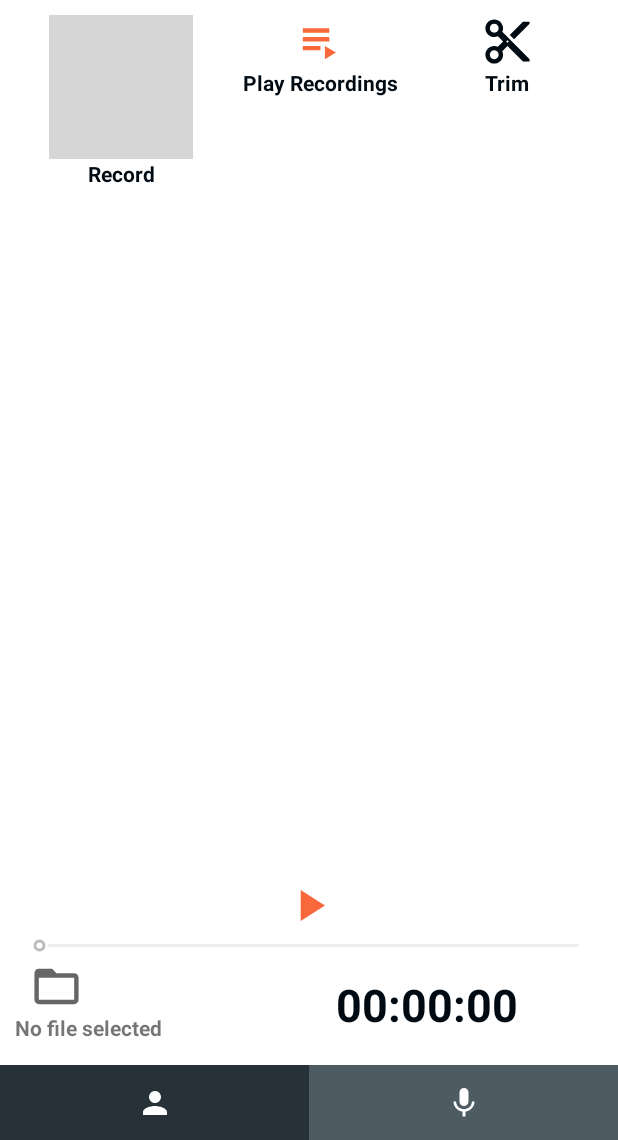
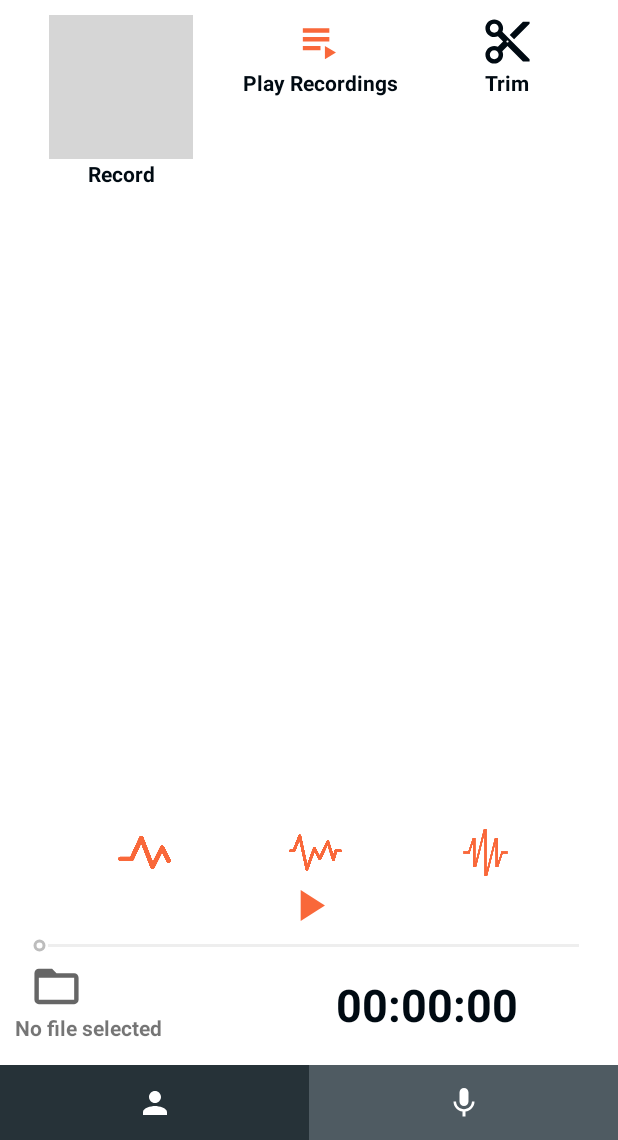
Before and after one commit to SoroushMehraban/Audiogram, an Android app: the screen it shows after launch (MainActivity), after a tap on an icon or button, on a phone screen of 412 x 824 dp, the part 96-1236 px from its top. Run offline under Robolectric (Android 15) with nearby library versions, the phone set to English and light mode, and no system bars; our stand-ins replace sdp/ssp sizes; libraries missing offline, so code that uses them is left out: com.arthenica.mobileffmpeg; plain views replace RangeSeekBar; grey boxes are pictures that could not be loaded.

Commit message:
add high pitch low pitch normal pitch

```diff
--- a/app/src/main/java/com/reglardo/audiogram/MainActivity.kt
+++ b/app/src/main/java/com/reglardo/audiogram/MainActivity.kt
@@ -30,6 +30,12 @@ import com.google.android.material.dialog.MaterialAlertDialogBuilder
 import java.text.SimpleDateFormat
 import java.util.*
 import kotlin.math.roundToInt
+import android.media.PlaybackParams
+
+import android.media.AudioManager
+
+
+
 
 
 class MainActivity : AppCompatActivity() {
@@ -76,6 +82,10 @@ class MainActivity : AppCompatActivity() {
         recordModeListener()
         playModeListener()
         trimModeListener()
+
+        highPitchListener()
+        lowPitchListener()
+        normalPitchListener()
 
         startRecordingListener()
         stopRecordingListener()
@@ -238,6 +248,16 @@ class MainActivity : AppCompatActivity() {
         binding.recordModeBtnCaption.setOnClickListener { changeMode("RecordMode") }
     }
 
+    private fun highPitchListener() {
+        binding.highPitchBtn.setOnClickListener { mediaViewModel.params.setPitch(1.5f) }
+    }
+    private fun lowPitchListener() {
+        binding.lowPitchBtn.setOnClickListener { mediaViewModel.params.setPitch(0.75f) }
+    }
+    private fun normalPitchListener() {
+        binding.normalPitchBtn.setOnClickListener { mediaViewModel.params.setPitch(1f) }
+    }
+
     private fun playModeListener() {
         binding.playModeBtn.setOnClickListener { changeMode("PlayMode") }
         binding.playModeBtnCaption.setOnClickListener { changeMode("PlayMode") }
@@ -260,6 +280,9 @@ class MainActivity : AppCompatActivity() {
         binding.tagContainer.visibility = View.GONE
         binding.seekBar.visibility = View.INVISIBLE
         binding.playBtn.visibility = View.INVISIBLE
+        binding.highPitchBtn.visibility = View.INVISIBLE
+        binding.lowPitchBtn.visibility = View.INVISIBLE
+        binding.normalPitchBtn.visibility = View.INVISIBLE
         binding.pauseBtn.visibility = View.INVISIBLE
         binding.fileManagerBtn.visibility = View.INVISIBLE
         binding.fileName.visibility = View.INVISIBLE
@@ -286,6 +309,9 @@ class MainActivity : AppCompatActivity() {
             binding.seekBar.isEnabled = false
 
             binding.playBtn.visibility = View.VISIBLE
+            binding.highPitchBtn.visibility = View.VISIBLE
+            binding.lowPitchBtn.visibility = View.VISIBLE
+            binding.normalPitchBtn.visibility = View.VISIBLE
             binding.fileManagerBtn.visibility = View.VISIBLE
 
             binding.tagContainer.visibility = View.VISIBLE
@@ -427,6 +453,7 @@ class MainActivity : AppCompatActivity() {
                 mediaViewModel.mediaPlayer.setDataSource(mediaViewModel.mediaPath)
                 mediaViewModel.mediaPlayer.prepare()
 
+
                 initializeSeekbar()
                 mediaViewModel.changeIsPlayingState(true)
                 updateTagContainer()
@@ -448,6 +475,8 @@ class MainActivity : AppCompatActivity() {
             binding.pauseBtn.isVisible = true
 
             binding.seekBar.isEnabled = true
+            mediaViewModel.mediaPlayer.setAudioStreamType(AudioManager.STREAM_MUSIC)
+            mediaViewModel.mediaPlayer.playbackParams = mediaViewModel.params
             mediaViewModel.mediaPlayer.start()
             Thread {
                 while(mediaViewModel.mediaPlayer.isPlaying) {
--- a/app/src/main/java/com/reglardo/audiogram/MediaViewModel.kt
+++ b/app/src/main/java/com/reglardo/audiogram/MediaViewModel.kt
@@ -2,6 +2,7 @@ package com.reglardo.audiogram
 
 import android.media.MediaPlayer
 import android.media.MediaRecorder
+import android.media.PlaybackParams
 import androidx.lifecycle.LiveData
 import androidx.lifecycle.MutableLiveData
 import androidx.lifecycle.ViewModel
@@ -9,6 +10,8 @@ import androidx.lifecycle.ViewModel
 class MediaViewModel: ViewModel() {
     var mediaPlayer = MediaPlayer()
     val mediaRecorder = MediaRecorder()
+    val params = PlaybackParams()
+
 
     private var _isRecording = false
     val isRecording: Boolean
@@ -27,9 +30,12 @@ class MediaViewModel: ViewModel() {
         get() = _mediaFile
 
     init {
-        mediaRecorder.setAudioSource(MediaRecorder.AudioSource.MIC)
-        mediaRecorder.setOutputFormat(MediaRecorder.OutputFormat.THREE_GPP)
-        mediaRecorder.setAudioEncoder(MediaRecorder.OutputFormat.AMR_NB) // for optimizing the speech encoding
+        mediaRecorder.setAudioSource(MediaRecorder.AudioSource.MIC);
+        mediaRecorder.setOutputFormat(MediaRecorder.OutputFormat.DEFAULT);
+        mediaRecorder.setAudioEncoder(MediaRecorder.AudioEncoder.AAC);
+        mediaRecorder.setAudioChannels(2);
+        mediaRecorder.setAudioEncodingBitRate(128000);
+        mediaRecorder.setAudioSamplingRate(44100);
     }
 
 
--- a/app/src/main/res/layout/activity_main.xml
+++ b/app/src/main/res/layout/activity_main.xml
@@ -91,14 +91,13 @@
         android:id="@+id/trim_start"
         android:layout_width="wrap_content"
         android:layout_height="wrap_content"
+        android:layout_marginStart="@dimen/_10sdp"
+        android:layout_marginTop="@dimen/_30sdp"
         android:text="@string/_00_00_00"
-        android:layout_marginStart="@dimen/_10sdp"
         android:textSize="@dimen/_15sdp"
-        android:layout_marginTop="@dimen/_30sdp"
-        app:layout_constraintTop_toBottomOf="@id/trim_mode_btn_caption"
+        android:visibility="invisible"
         app:layout_constraintStart_toStartOf="parent"
-        android:visibility="invisible"
-        />
+        app:layout_constraintTop_toBottomOf="@id/trim_mode_btn_caption" />
     <TextView
         android:id="@+id/trim_end"
         android:layout_width="wrap_content"
@@ -258,13 +257,60 @@
         android:id="@+id/play_btn"
         android:layout_width="wrap_content"
         android:layout_height="wrap_content"
+        android:background="@null"
+        android:visibility="invisible"
+        app:layout_constraintBottom_toTopOf="@id/seekBar"
+        app:layout_constraintEnd_toEndOf="parent"
+        app:layout_constraintStart_toStartOf="parent"
         app:srcCompat="@drawable/ic_play"
+        app:tint="@color/secondary_light" />
+
+    <ImageButton
+        android:id="@+id/highPitchBtn"
+        android:layout_width="35dp"
+        android:layout_height="35dp"
+        android:layout_marginStart="8dp"
+        android:layout_marginTop="15dp"
         android:background="@null"
-        app:layout_constraintBottom_toTopOf="@id/seekBar"
+        android:scaleType="fitXY"
+        android:visibility="invisible"
+        app:layout_constraintBottom_toTopOf="@id/play_btn"
+        app:layout_constraintEnd_toEndOf="parent"
+        app:layout_constraintStart_toEndOf="@id/normalPitchBtn"
+        app:srcCompat="@drawable/high_pitch"
+        app:tint="@color/secondary_light" />
+
+    <ImageButton
+        android:id="@+id/lowPitchBtn"
+        android:layout_width="35dp"
+        android:layout_height="35dp"
+        android:layout_marginStart="8dp"
+        android:layout_marginTop="15dp"
+        android:background="@null"
+        android:scaleType="fitXY"
+        android:visibility="invisible"
+        app:layout_constraintBottom_toTopOf="@id/play_btn"
         app:layout_constraintStart_toStartOf="parent"
-        app:layout_constraintEnd_toEndOf="parent"
+        app:layout_constraintEnd_toStartOf="@id/normalPitchBtn"
+        app:srcCompat="@drawable/low_pitch"
+        app:tint="@color/secondary_light" />
+
+    <ImageButton
+        android:id="@+id/normalPitchBtn"
+        android:layout_width="35dp"
+        android:layout_height="35dp"
+        android:layout_marginStart="8dp"
+        android:layout_marginTop="15dp"
+        android:background="@null"
+        android:scaleType="fitXY"
         android:visibility="invisible"
+        app:layout_constraintStart_toEndOf="@id/lowPitchBtn"
+        app:layout_constraintEnd_toStartOf="@id/highPitchBtn"
+        app:layout_constraintBottom_toTopOf="@id/play_btn"
+        app:srcCompat="@drawable/normal_pitch"
         app:tint="@color/secondary_light" />
+
+
     <ImageButton
         android:id="@+id/file_manager_btn"
         android:layout_width="wrap_content"
```
Also changed, not shown: app/src/main/res/drawable-mdpi/high_pitch.png (added), app/src/main/res/drawable-mdpi/low_pitch.png (added), app/src/main/res/drawable-mdpi/normal_pitch.png (added).
